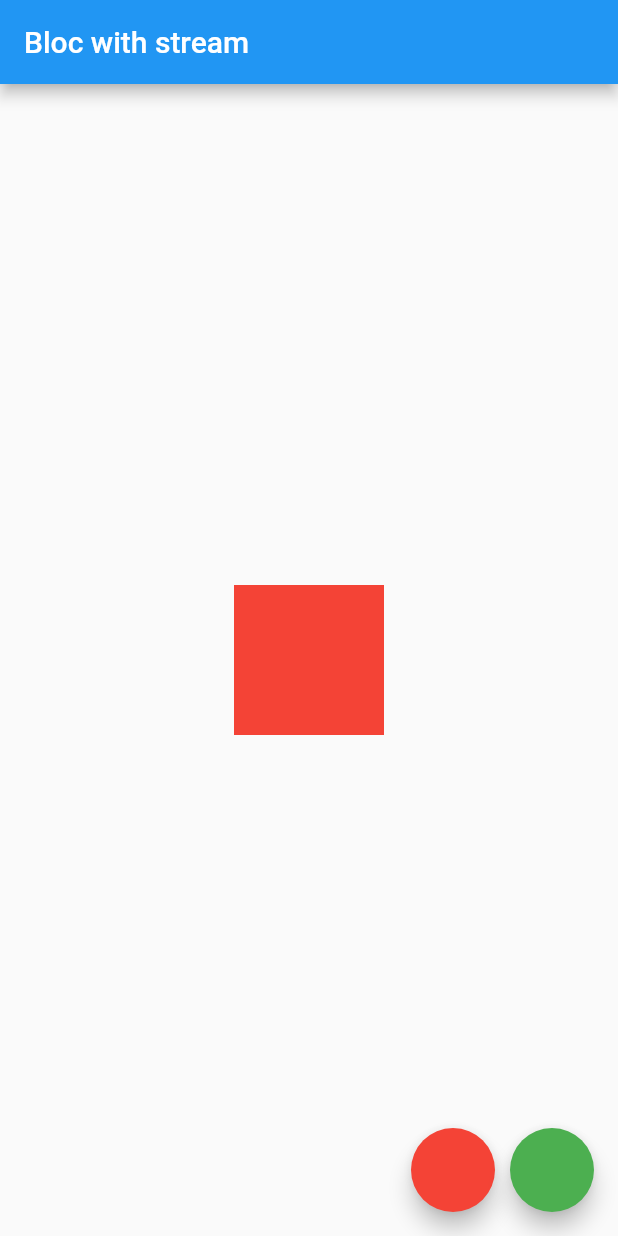
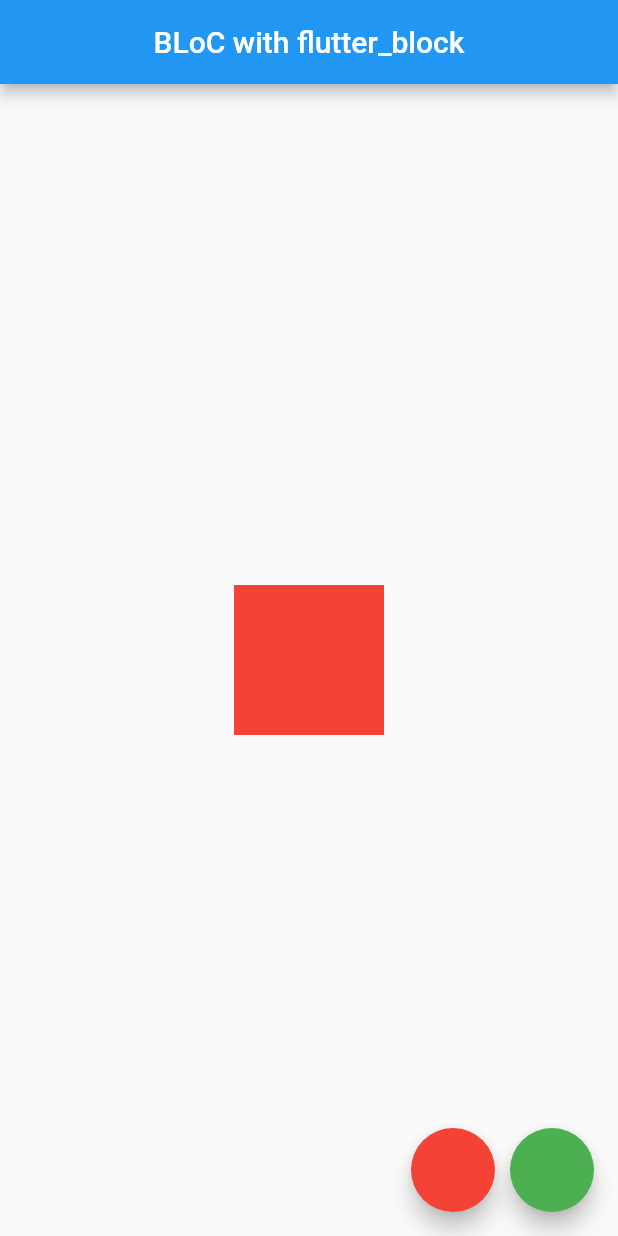
Before and after one commit to Hudihka/hello_fluter, a Flutter app: the screen it shows after launch, on a phone screen of 412 x 824 dp. Run offline on Flutter 3.47's test engine with Material 2 defaults, Android fonts, the phone set to English and light mode, and no system bars; our stand-ins replace flutter_bloc.

Commit message:
использование библиотеки flutter_bloc.dart

```diff
--- a/lib/colo_block.dart
+++ b/lib/colo_block.dart
@@ -1,66 +1,62 @@
 
-import 'dart:async';
 import 'package:flutter/material.dart';
+import 'package:flutter_bloc/flutter_bloc.dart';
 
 enum ColorEvent {
   event_red,
   event_green
 }
 
-// extension ColorEventExtention on ColorEvent {
+class ColorBlock extends Bloc<ColorEvent, Color> { //второе, это с каким состоянием мы хотим получить
+ColorBlock(Color initialState) : super(initialState);
+  Color _color = Colors.red;
 
-//   // ignore: missing_return
-//   Color get getColor {
-//     switch (this){
-//       case ColorEvent.event_red:
-//         return Colors.red;
-//       case ColorEvent.event_green:
-//         return Colors.green;
+  @override
+  Stream<Color> mapEventToState(ColorEvent event) async* {//async* означает что мы работаем с потоками
+    _color = (event == ColorEvent.event_red) ? Colors.red : Colors.green;
+    yield _color; //yield это значение что возвращаем из потока
+  }
+
+}
+
+// class ColorBlock extends Block {
+
+//   ColorBlock() {
+//     _inputEventController.stream.listen(_mapEventToState );
+//   }
+
+//   void dispose(){//закарываем потоки
+//     _inputEventController.close();
+//     _outputStateController.close();
+//   }
+
+
+//   Color _color = Colors.red;
+
+//   final _inputEventController = StreamController<ColorEvent>(); //стрим контроллер вх данные
+//   //свойство класса
+
+//   //входной параметр
+//   StreamSink<ColorEvent> get inputEventSink => _inputEventController.sink; //sink входной поток куда пользователь отправляет данные
+
+
+//   final _outputStateController = StreamController<Color>(); //стрим контроллер выходные данные, на выходе мы должны получить цвет
+//   Stream<Color> get outPutStateStream => _outputStateController.stream; //stream выходной поток куда пользователь отправляет данные
+
+//   void _mapEventToState(ColorEvent event) {
+//     if (event == ColorEvent.event_red){
+//       _color = Colors.green;
+//     } else if (event == ColorEvent.event_green){
+//       _color = Colors.red;
+//     } else {
+//       print(event);
+//       throw Exception('ERROR____________');
 //     }
+
+//     // print(event);
+
+//     // _color = Colors.green;
+//     _outputStateController.sink.add(_color);
 //   }
 
 // }
-
-
-
-class ColorBlock {
-
-  ColorBlock() {
-    _inputEventController.stream.listen(_mapEventToState );
-  }
-
-  void dispose(){//закарываем потоки
-    _inputEventController.close();
-    _outputStateController.close();
-  }
-
-
-  Color _color = Colors.red;
-
-  final _inputEventController = StreamController<ColorEvent>(); //стрим контроллер вх данные
-  //свойство класса
-
-  //входной параметр
-  StreamSink<ColorEvent> get inputEventSink => _inputEventController.sink; //sink входной поток куда пользователь отправляет данные
-
-
-  final _outputStateController = StreamController<Color>(); //стрим контроллер выходные данные, на выходе мы должны получить цвет
-  Stream<Color> get outPutStateStream => _outputStateController.stream; //stream выходной поток куда пользователь отправляет данные
-
-  void _mapEventToState(ColorEvent event) {
-    if (event == ColorEvent.event_red){
-      _color = Colors.green;
-    } else if (event == ColorEvent.event_green){
-      _color = Colors.red;
-    } else {
-      print(event);
-      throw Exception('ERROR____________');
-    }
-
-    // print(event);
-
-    // _color = Colors.green;
-    _outputStateController.sink.add(_color);
-  }
-
-}
--- a/lib/main.dart
+++ b/lib/main.dart
@@ -1,4 +1,7 @@
+
+
 import 'package:flutter/material.dart';
+import 'package:flutter_bloc/flutter_bloc.dart';
 import 'package:hello_fluter/colo_block.dart';
 
 void main() {
@@ -14,53 +17,31 @@ class MyApp extends StatelessWidget {
       theme: ThemeData(
         primarySwatch: Colors.blue,
       ),
-      home: MyHomePage(
-        title: 'Flutter Demo Home Page',
-        count: 2,
-      ),
+      home: BlocProvider(  ///оборачиваем дочерний класс в блок Провайдер
+        create: (context) => ColorBlock(Colors.red),
+        child: MyHomePage()),
     );
   }
 }
 
-class MyHomePage extends StatefulWidget {
-  MyHomePage({Key key, this.title, this.count}) : super(key: key);
-
-  final String title;
-  final int count;
-
-  @override
-  _MyHomePageState createState() => _MyHomePageState();
-}
-
-class _MyHomePageState extends State<MyHomePage> {
-  ColorBlock _block = ColorBlock();
-
-  @override
-  void dispose() { //метод деинит
-    _block.dispose();
-    super.dispose();
-  }
-
-
-  @override
+class MyHomePage extends StatelessWidget{
+    @override
   Widget build(BuildContext context) {
+    ColorBlock _block = BlocProvider.of<ColorBlock>(context); //модель класса для прослушки
     return Scaffold(
       appBar: AppBar(
-        title: Text('Bloc with stream'),
+        title: Text('BLoC with flutter_block'),
+        centerTitle: true,
       ),
       body: Center(
-        child: StreamBuilder(//если мы хотим подписать контейнер на события то его нужно обернуть в StreamBuilder
-            stream: _block.outPutStateStream,//вых поток с данными
-            initialData: Colors.red, //входные данные
-            builder: (context, snaphot) {
-              print('00000000000000000');
-              return AnimatedContainer(
-                      height: 100,
-                      width: 100,
-                      color: snaphot.data, //получаем новый цвет
-                      duration: Duration(milliseconds: 500),
-        );
-            }
+        child: BlocBuilder<ColorBlock, Color>(
+          builder: (context, currentColor) =>  //обработка ответа
+          AnimatedContainer(
+          height: 100,
+          width: 100,
+          color: currentColor,
+          duration: Duration(milliseconds: 500),
+        ),
         ),
       ),
       floatingActionButton: Row(
@@ -69,19 +50,21 @@ class _MyHomePageState extends State<MyHomePage> {
           FloatingActionButton(
             backgroundColor: Colors.red,
             onPressed: (){
-                _block.inputEventSink.add(ColorEvent.event_green); //передача событий
+              ///////////передача события
+              _block.add(ColorEvent.event_red);
             },
           ),
           SizedBox(width: 10),
           FloatingActionButton(
             backgroundColor: Colors.green,
             onPressed: (){
-
-              _block.inputEventSink.add(ColorEvent.event_red); //передача событий
+              ///////////передача события
+              _block.add(ColorEvent.event_green);
             },
           ),
         ],
       ),
     );
   }
+
 }
--- a/pubspec.yaml
+++ b/pubspec.yaml
@@ -28,6 +28,7 @@ dependencies:
   # The following adds the Cupertino Icons font to your application.
   # Use with the CupertinoIcons class for iOS style icons.
   cupertino_icons: ^1.0.2
+  flutter_bloc: ^6.1.1
 
 dev_dependencies:
   flutter_test:
```
Also changed, not shown: pubspec.lock.
